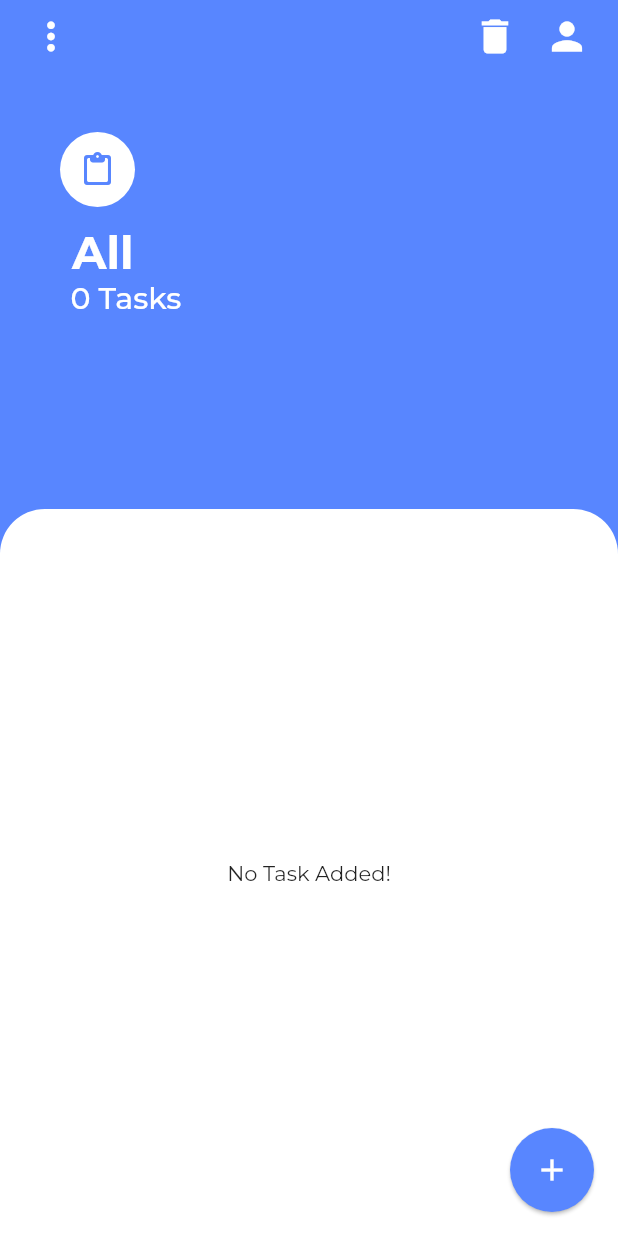
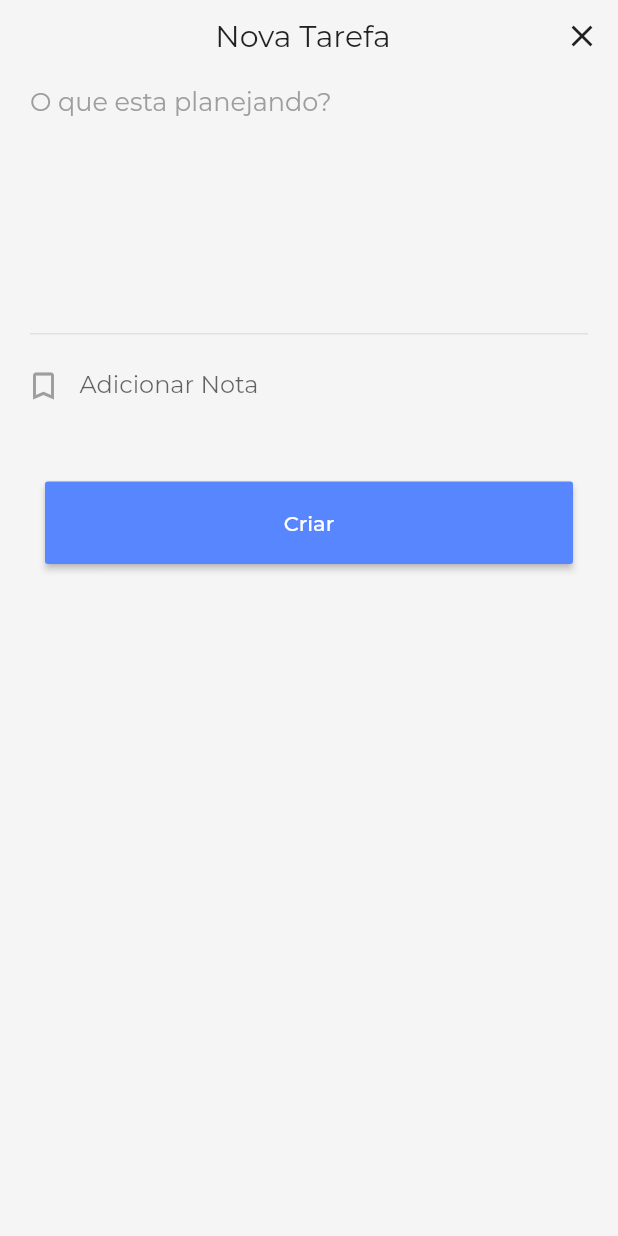
Before and after one commit to deyvissoneduardo/todo_list_getx, a Flutter app: the screen it shows after launch, after a tap on the "add" icon, on a phone screen of 412 x 824 dp. Run offline on Flutter 3.47's test engine with Material 2 defaults, Android fonts, the phone set to English and light mode, and no system bars; our stand-ins replace get, get_storage, google_fonts.

Commit message:
crud tasks

```diff
--- a/analysis_options.yaml
+++ b/analysis_options.yaml
@@ -31,6 +31,7 @@ linter:
     avoid_unused_constructor_parameters: true
     always_declare_return_types: true
     require_trailing_commas: true
+    constant_identifier_names: false
     # avoid_print: false  # Uncomment to disable the `avoid_print` rule
     # prefer_single_quotes: true  # Uncomment to enable the `prefer_single_quotes` rule
 
--- a/lib/main.dart
+++ b/lib/main.dart
@@ -32,7 +32,7 @@ class MyApp extends StatelessWidget {
       debugShowCheckedModeBanner: false,
       defaultTransition: Transition.leftToRight,
       getPages: Routes.pages,
-      initialRoute: '/home_page',
+      initialRoute: Routes.HOMEPAGE,
     );
   }
 }
--- /dev/null
+++ b/lib/src/pages/add_tasks.dart
@@ -0,0 +1,187 @@
+import 'package:flutter/material.dart';
+import 'package:get/get.dart';
+
+import '../../main.dart';
+import '../controllers/task_controller.dart';
+import '../controllers/textfiled_controller.dart';
+import '../core/helpers/constantes.dart';
+import '../models/task_model.dart';
+
+class AddTasksScreen extends StatelessWidget {
+  const AddTasksScreen({Key? key}) : super(key: key);
+
+  @override
+  Widget build(BuildContext context) {
+    MyApp.changeNavBarColor(const Color(0xfff5f5f5), Brightness.light);
+    return const SafeArea(
+      child: Scaffold(
+        backgroundColor: Color(0xfff5f5f5),
+        body: Column(
+          crossAxisAlignment: CrossAxisAlignment.start,
+          children: [
+            MyCustomAppBar(),
+            TitleWidget(),
+            TaskTextFiledWidget(),
+            AddNoteTextFieldWidget(),
+            AddButtonWidget(),
+          ],
+        ),
+      ),
+    );
+  }
+}
+
+class AddButtonWidget extends StatelessWidget {
+  const AddButtonWidget({
+    Key? key,
+  }) : super(key: key);
+
+  @override
+  Widget build(BuildContext context) {
+    return Container(
+      margin: const EdgeInsets.all(30),
+      width: kFinalWitdth,
+      height: kFinalHeight / 15,
+      child: MaterialButton(
+        onPressed: () {
+          if (Get.find<TaskController>().isEditing) {
+            // Editing
+            final task = Get.find<TaskController>()
+                .tasks[Get.find<TaskController>().index];
+            task.title = Get.find<TextFieldController>().taskTitle!.text;
+
+            ///=====
+            task.subtitle = Get.find<TextFieldController>().taskSubtitle!.text;
+
+            ///====
+            Get.find<TaskController>().tasks[Get.find<TaskController>().index] =
+                task;
+          } else {
+            // Adding
+            Get.find<TaskController>().tasks.add(
+                  TaskModel(
+                    title: Get.find<TextFieldController>().taskTitle!.text,
+                    subtitle:
+                        Get.find<TextFieldController>().taskSubtitle!.text,
+                    status: false,
+                  ),
+                );
+          }
+          Get.back();
+        },
+        color: kLightBlueColor,
+        child: Text(
+          Get.find<TaskController>().isEditing ? 'Editar' : 'Criar',
+          style: const TextStyle(color: Colors.white),
+        ),
+      ),
+    );
+  }
+}
+
+class AddNoteTextFieldWidget extends StatelessWidget {
+  const AddNoteTextFieldWidget({
+    Key? key,
+  }) : super(key: key);
+
+  @override
+  Widget build(BuildContext context) {
+    return Container(
+      margin: const EdgeInsets.symmetric(horizontal: 5.0, vertical: 10.0),
+      child: TextField(
+        controller: Get.find<TextFieldController>().taskSubtitle,
+        maxLength: 30,
+        cursorColor: kLightBlueColor,
+        decoration: InputDecoration(
+          prefixIcon: const Icon(Icons.bookmark_border, color: Colors.grey),
+          border: InputBorder.none,
+          counter: Container(),
+          hintText: 'Adicionar Nota',
+          hintStyle: const TextStyle(fontSize: 16, height: 1.3),
+        ),
+      ),
+    );
+  }
+}
+
+class TaskTextFiledWidget extends StatelessWidget {
+  const TaskTextFiledWidget({
+    Key? key,
+  }) : super(key: key);
+
+  @override
+  Widget build(BuildContext context) {
+    return Container(
+      margin: const EdgeInsets.symmetric(horizontal: 20),
+      child: TextField(
+        controller: Get.find<TextFieldController>().taskTitle,
+        maxLines: 6,
+        cursorColor: kLightBlueColor,
+        cursorHeight: 40,
+        decoration: InputDecoration(
+          enabledBorder: UnderlineInputBorder(
+            borderSide: BorderSide(color: Colors.grey.shade300),
+          ),
+          focusedBorder: UnderlineInputBorder(
+            borderSide: BorderSide(color: Colors.grey.shade300),
+          ),
+        ),
+      ),
+    );
+  }
+}
+
+class TitleWidget extends StatelessWidget {
+  const TitleWidget({
+    Key? key,
+  }) : super(key: key);
+
+  @override
+  Widget build(BuildContext context) {
+    return Container(
+      margin: const EdgeInsets.only(left: 20, top: 10),
+      child: const Text(
+        'O que esta planejando?',
+        style: TextStyle(color: Colors.grey, fontSize: 17),
+      ),
+    );
+  }
+}
+
+class MyCustomAppBar extends StatelessWidget {
+  const MyCustomAppBar({
+    Key? key,
+  }) : super(key: key);
+
+  @override
+  Widget build(BuildContext context) {
+    return Row(
+      children: [
+        Expanded(
+          child: Container(
+            margin: const EdgeInsets.only(left: 40.0),
+            child: Text(
+              Get.find<TaskController>().isEditing
+                  ? 'Editar Tarefa'
+                  : 'Nova Tarefa',
+              textAlign: TextAlign.center,
+              style: const TextStyle(fontWeight: FontWeight.w400, fontSize: 20),
+            ),
+          ),
+        ),
+        Hero(
+          tag: 'hero',
+          child: Material(
+            color: const Color(0xfff5f5f5),
+            child: IconButton(
+              onPressed: () {
+                Get.back();
+              },
+              icon: const Icon(Icons.close),
+            ),
+          ),
+        )
+      ],
+    );
+  }
+}
--- a/lib/src/pages/home_page.dart
+++ b/lib/src/pages/home_page.dart
@@ -5,6 +5,7 @@ import '../../main.dart';
 import '../controllers/task_controller.dart';
 import '../controllers/textfiled_controller.dart';
 import '../core/helpers/constantes.dart';
+import '../routes/routes.dart';
 
 class HomePage extends StatelessWidget {
   const HomePage({Key? key}) : super(key: key);
@@ -38,12 +39,12 @@ class MyFloatingActionButton extends StatelessWidget {
       heroTag: 'hero',
       backgroundColor: kLightBlueColor,
       elevation: 1,
-      tooltip: 'Add Task',
+      tooltip: 'Criar Tarefa',
       onPressed: () {
         Get.find<TaskController>().isEditing = false;
         Get.find<TextFieldController>().taskTitle!.text = '';
         Get.find<TextFieldController>().taskSubtitle!.text = '';
-        Get.toNamed('/addtasksscreen')!.then((value) {
+        Get.toNamed(Routes.TASKPAGE)!.then((value) {
           return MyApp.changeNavBarColor(kLightBlueColor, Brightness.light);
         });
       },
@@ -79,7 +80,7 @@ class BottomSectionWidget extends StatelessWidget {
                     const Padding(
                       padding: EdgeInsets.only(left: 10),
                       child: Text(
-                        'Latest',
+                        'Ultima Tarefa',
                         style: TextStyle(
                           fontWeight: FontWeight.w200,
                           color: Colors.grey,
@@ -97,11 +98,11 @@ class BottomSectionWidget extends StatelessWidget {
                             return ListTile(
                               onLongPress: () {
                                 Get.defaultDialog(
-                                  title: 'Warning!',
-                                  middleText: 'Are you sure?',
-                                  textConfirm: 'Yes',
+                                  title: 'Atenção!',
+                                  middleText: 'Tem certeza?',
+                                  textConfirm: 'Confirmar',
                                   confirmTextColor: Colors.white,
-                                  textCancel: 'Cancel',
+                                  textCancel: 'Cancelar',
                                   onConfirm: () {
                                     Get.find<TaskController>()
                                         .tasks
@@ -124,7 +125,7 @@ class BottomSectionWidget extends StatelessWidget {
                                     .taskSubtitle!
                                     .text = task.subtitle!;
                                 //
-                                Get.toNamed('/addtasksscreen');
+                                Get.toNamed(Routes.TASKPAGE);
                               },
                               title: Text(
                                 task.title ?? '',
@@ -173,7 +174,7 @@ class BottomSectionWidget extends StatelessWidget {
                   ],
                 )
               : const Center(
-                  child: Text('No Task Added!'),
+                  child: Text('Sem Tarefas!'),
                 ),
         );
       }),
@@ -213,7 +214,7 @@ class TopSectionWidget extends StatelessWidget {
                 Row(
                   children: [
                     Tooltip(
-                      message: 'Delete All Tasks',
+                      message: 'Deletar Todas Tarefas',
                       child: IconButton(
                         onPressed: () {
                           Get.find<TaskController>().tasks.value = [];
@@ -226,7 +227,7 @@ class TopSectionWidget extends StatelessWidget {
                       ),
                     ),
                     Tooltip(
-                      message: 'Your Profile',
+                      message: 'Perfil',
                       child: IconButton(
                         onPressed: () {},
                         icon: const Icon(
@@ -257,7 +258,7 @@ class TopSectionWidget extends StatelessWidget {
           Container(
             margin: const EdgeInsets.only(left: 48.0, top: 12.0),
             child: const Text(
-              'All',
+              'Todas',
               style: TextStyle(
                 color: Colors.white,
                 fontSize: 30.0,
@@ -271,7 +272,7 @@ class TopSectionWidget extends StatelessWidget {
             ),
             child: Obx(() {
               return Text(
-                '${Get.find<TaskController>().tasks.length} Tasks',
+                '${Get.find<TaskController>().tasks.length} Tarefas',
                 style: const TextStyle(
                   color: Colors.white,
                   fontSize: 20.0,
--- a/lib/src/routes/routes.dart
+++ b/lib/src/routes/routes.dart
@@ -1,9 +1,14 @@
 import 'package:get/get.dart';
 
+import '../pages/add_tasks.dart';
 import '../pages/home_page.dart';
 
 class Routes {
+  static const HOMEPAGE = '/home_page';
+  static const TASKPAGE = '/add_tasks';
+
   static List<GetPage> get pages => [
-        GetPage(name: '/home_page', page: () => const HomePage()),
+        GetPage(name: HOMEPAGE, page: () => const HomePage()),
+        GetPage(name: TASKPAGE, page: () => const AddTasksScreen()),
       ];
 }
```
